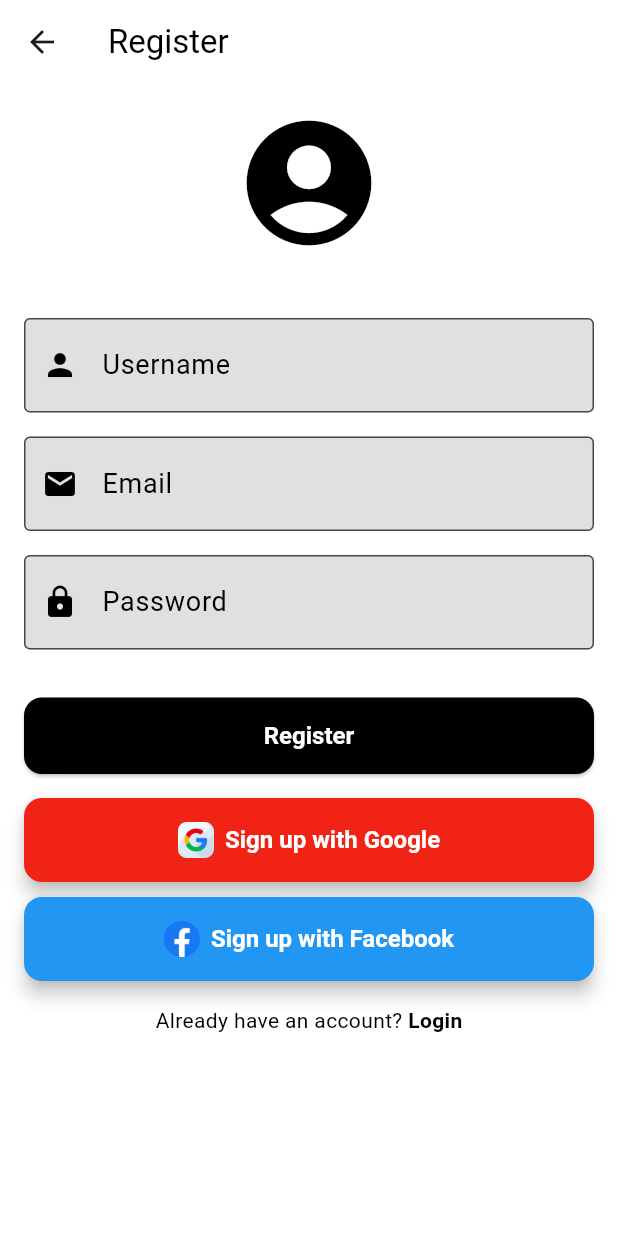
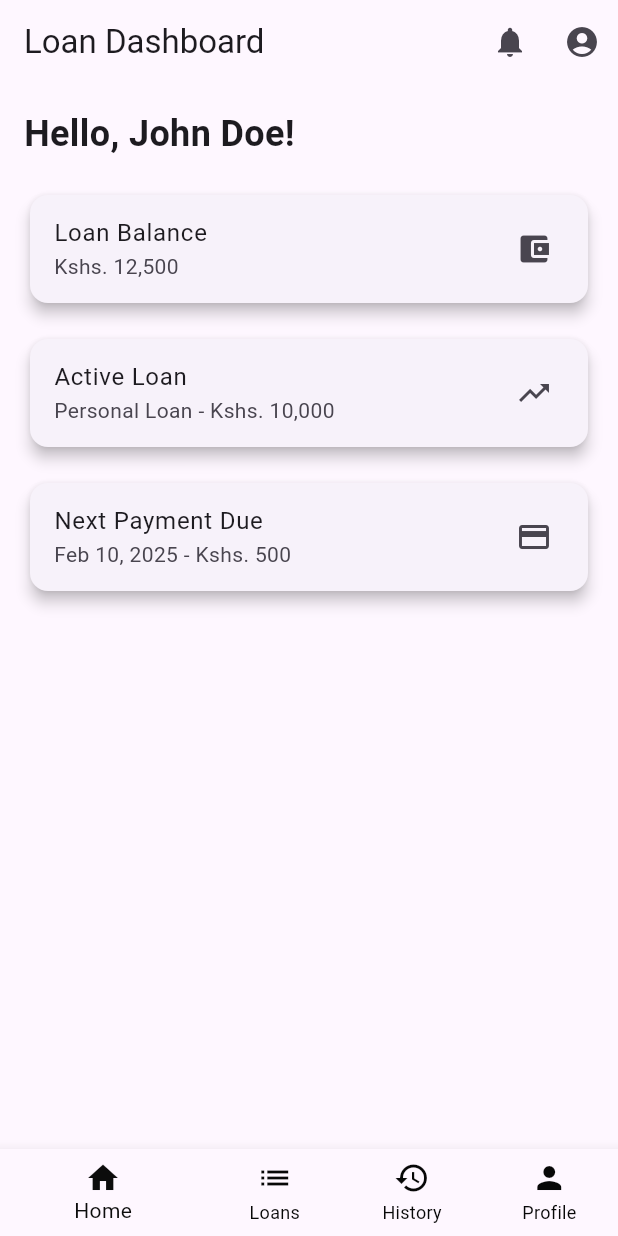
Before and after one commit to NexusGKSoftwares/loan_app, a Flutter app: the screen it shows after launch, after a tap on "Skip", after a tap on "Get Started", on a phone screen of 412 x 824 dp. Run offline on Flutter 3.47's test engine with Material 3 defaults, Android fonts, the phone set to English and light mode, and no system bars; our stand-ins replace smooth_page_indicator.

Commit message:
`feat: Added LoanDashboard screen and updated navigation`

```diff
--- a/lib/main.dart
+++ b/lib/main.dart
@@ -1,8 +1,9 @@
 import 'package:flutter/material.dart';
 import 'package:smooth_page_indicator/smooth_page_indicator.dart';
 import 'screens/welcome_screen.dart';
-import 'screens/register_screen.dart';
+// import 'screens/register_screen.dart';
 // import 'screens/login_screen.dart';
+import 'screens/dashboard_screen.dart';
 void main() {
   runApp(const LoanApp());
 }
@@ -74,7 +75,7 @@ class _OnboardingPagesState extends State<OnboardingPages> {
                   onPressed: () {
                     Navigator.push(
                       context,
-                      MaterialPageRoute(builder: (context) => const RegisterPage()),
+                      MaterialPageRoute(builder: (context) => const LoanDashboard()),
                     );
                   },
                   style: ElevatedButton.styleFrom(
--- a/lib/screens/dashboard_screen.dart
+++ b/lib/screens/dashboard_screen.dart
@@ -0,0 +1,93 @@
+import 'package:flutter/material.dart';
+
+
+class LoanDashboard extends StatelessWidget {
+  const LoanDashboard({super.key});
+
+  @override
+  Widget build(BuildContext context) {
+    return Scaffold(
+      appBar: AppBar(
+        title: const Text('Loan Dashboard'),
+        automaticallyImplyLeading: false, // Removes the back arrow
+        actions: [
+          IconButton(
+            icon: const Icon(Icons.notifications),
+            onPressed: () {
+              // Handle notifications
+            },
+          ),
+          IconButton(
+            icon: const Icon(Icons.account_circle),
+            onPressed: () {
+              // Navigate to profile
+            },
+          ),
+        ],
+      ),
+      body: const SingleChildScrollView(
+        padding: EdgeInsets.all(16.0),
+        child: Column(
+          crossAxisAlignment: CrossAxisAlignment.start,
+          children: [
+            Text(
+              'Hello, John Doe!',
+              style: TextStyle(fontSize: 24, fontWeight: FontWeight.bold),
+            ),
+            SizedBox(height: 20),
+            Card(
+              elevation: 4,
+              child: ListTile(
+                title: Text('Loan Balance'),
+                subtitle: Text('Kshs. 12,500'),
+                trailing: Icon(Icons.account_balance_wallet),
+              ),
+            ),
+            SizedBox(height: 16),
+            Card(
+              elevation: 4,
+              child: ListTile(
+                title: Text('Active Loan'),
+                subtitle: Text('Personal Loan - Kshs. 10,000'),
+                trailing: Icon(Icons.trending_up),
+              ),
+            ),
+            SizedBox(height: 16),
+            Card(
+              elevation: 4,
+              child: ListTile(
+                title: Text('Next Payment Due'),
+                subtitle: Text('Feb 10, 2025 - Kshs. 500'),
+                trailing: Icon(Icons.payment),
+              ),
+            ),
+          ],
+        ),
+      ),
+      bottomNavigationBar: BottomNavigationBar(
+        items: const [
+          BottomNavigationBarItem(
+            icon: Icon(Icons.home),
+            label: 'Home',
+          ),
+          BottomNavigationBarItem(
+            icon: Icon(Icons.list),
+            label: 'Loans',
+          ),
+          BottomNavigationBarItem(
+            icon: Icon(Icons.history),
+            label: 'History',
+          ),
+          BottomNavigationBarItem(
+            icon: Icon(Icons.person),
+            label: 'Profile',
+          ),
+        ],
+        backgroundColor: Colors.black, // Black background
+        unselectedItemColor: const Color.fromARGB(255, 7, 7, 7), // White for unselected icons
+        selectedItemColor: const Color.fromARGB(255, 12, 12, 12), // White for selected icons
+        showUnselectedLabels: true, // Ensures labels are always visible
+      ),
+    );
+  }
+}
```
